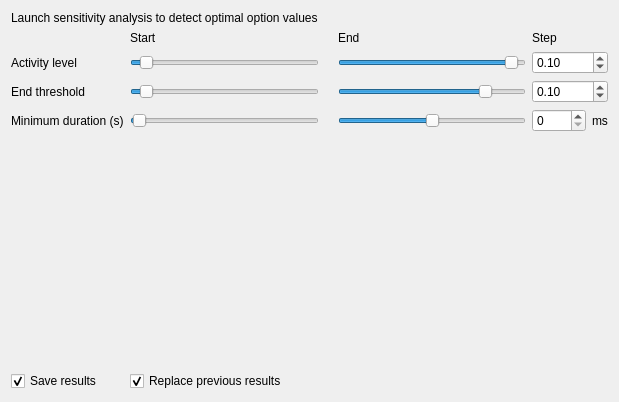
First picture: the form in src/gui/widgets/analysis/ui/sensitivity_options.ui, repository Vin985/ecosongs, before the edit.
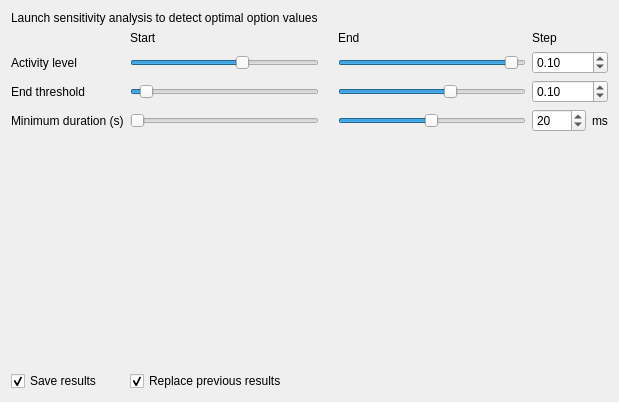
Second picture: the form after the edit. Custom widgets are drawn as their Qt base class.

Commit message: sensitivity options ui change + default values

Patch:
```diff
--- a/src/gui/widgets/analysis/ui/sensitivity_options.ui
+++ b/src/gui/widgets/analysis/ui/sensitivity_options.ui
@@ -16,11 +16,20 @@
   <layout class="QGridLayout" name="gridLayout">
    <item row="4" column="1">
     <widget class="LabeledSlider" name="slider_min_duration_start">
+     <property name="minimum">
+      <number>10</number>
+     </property>
      <property name="maximum">
+      <number>1000</number>
+     </property>
+     <property name="singleStep">
+      <number>10</number>
+     </property>
+     <property name="pageStep">
       <number>100</number>
      </property>
      <property name="sliderPosition">
-      <number>1</number>
+      <number>10</number>
      </property>
      <property name="orientation">
       <enum>Qt::Horizontal</enum>
@@ -29,11 +38,20 @@
    </item>
    <item row="4" column="3">
     <widget class="LabeledSlider" name="slider_min_duration_end">
+     <property name="minimum">
+      <number>10</number>
+     </property>
      <property name="maximum">
+      <number>1000</number>
+     </property>
+     <property name="singleStep">
+      <number>10</number>
+     </property>
+     <property name="pageStep">
       <number>100</number>
      </property>
      <property name="value">
-      <number>50</number>
+      <number>500</number>
      </property>
      <property name="orientation">
       <enum>Qt::Horizontal</enum>
@@ -131,7 +149,7 @@
    <item row="3" column="3">
     <widget class="LabeledSlider" name="slider_end_threshold_end">
      <property name="value">
-      <number>80</number>
+      <number>60</number>
      </property>
      <property name="orientation">
       <enum>Qt::Horizontal</enum>
@@ -167,7 +185,7 @@
       </sizepolicy>
      </property>
      <property name="value">
-      <number>5</number>
+      <number>60</number>
      </property>
      <property name="orientation">
       <enum>Qt::Horizontal</enum>
@@ -211,6 +229,9 @@
        <property name="singleStep">
         <number>10</number>
        </property>
+       <property name="value">
+        <number>20</number>
+       </property>
       </widget>
      </item>
      <item>
```
The commit also changes 2 other files.
